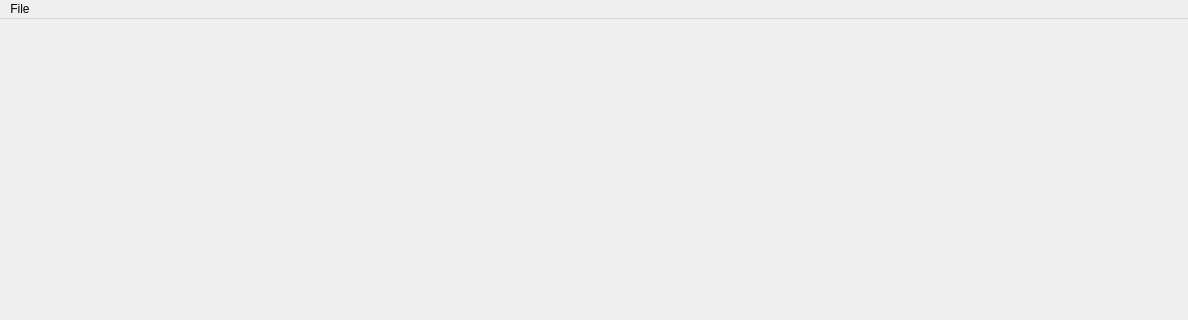
Qt form pymdwizard/gui/ui_files/MainWindow.ui (DOI-USGS/fort-pymdwizard) before a commit; both pictures show x 0 to 1188 and y 0 to 320 of the 1188 by 650 pixel window.
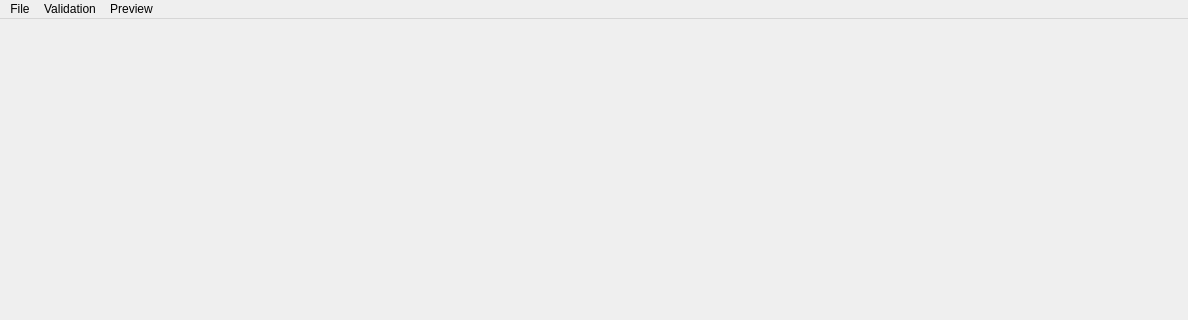
The same form after that commit. Icons and pictures are not drawn.

Patch:
```diff
--- a/pymdwizard/gui/ui_files/MainWindow.ui
+++ b/pymdwizard/gui/ui_files/MainWindow.ui
@@ -54,7 +54,23 @@
     <addaction name="separator"/>
     <addaction name="actionExit"/>
    </widget>
+   <widget class="QMenu" name="menuValidate">
+    <property name="title">
+     <string>Validation</string>
+    </property>
+    <addaction name="actionRun_Validation"/>
+    <addaction name="actionClear_validation"/>
+    <addaction name="separator"/>
+    <addaction name="actionErrors"/>
+   </widget>
+   <widget class="QMenu" name="menuPreview">
+    <property name="title">
+     <string>Preview</string>
+    </property>
+   </widget>
    <addaction name="menuFile"/>
+   <addaction name="menuValidate"/>
+   <addaction name="menuPreview"/>
   </widget>
   <widget class="QStatusBar" name="statusbar">
    <property name="sizeGripEnabled">
```
Left out of the diff: 48 changed lines with no effect on the pictures.
